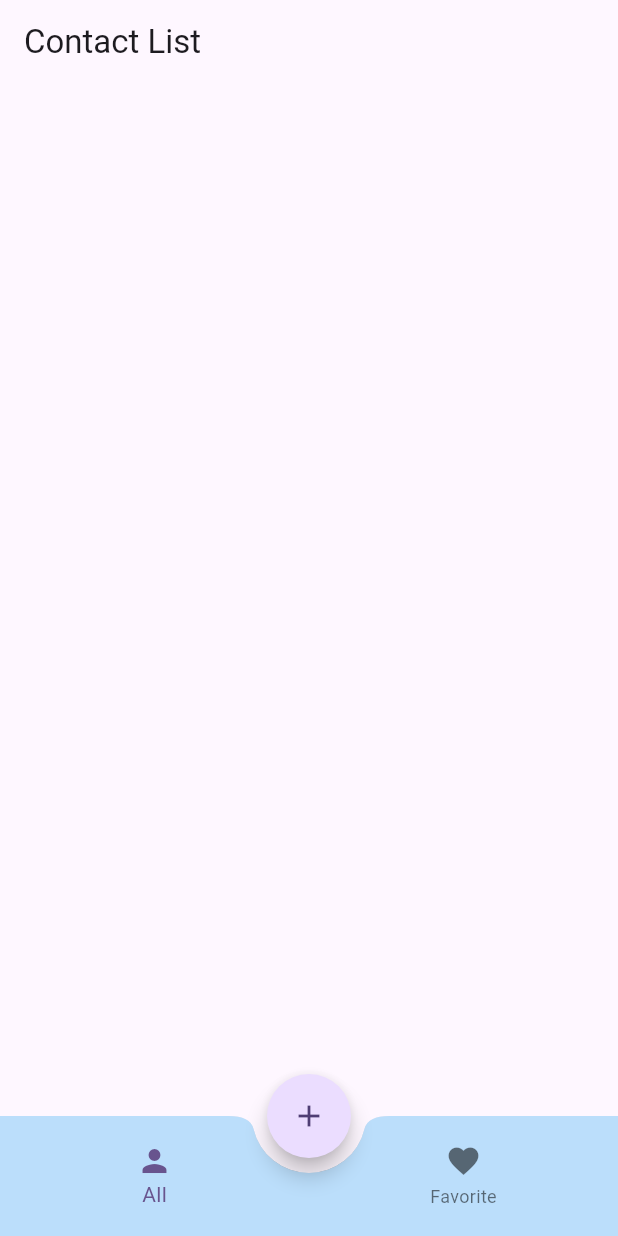
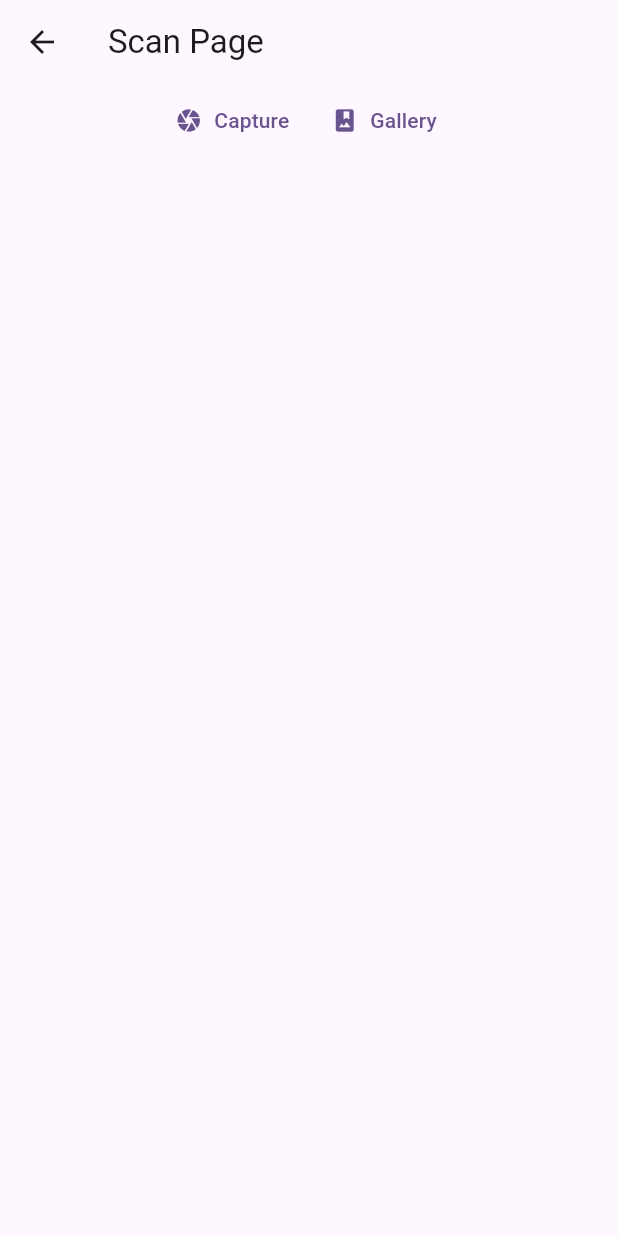
Before and after one commit to rijwan-uddin/Card-Holder, a Flutter app: the screen it shows after launch, after a tap on the "add" icon, on a phone screen of 412 x 824 dp. Run offline on Flutter 3.47's test engine with Material 3 defaults, Android fonts, the phone set to English and light mode, and no system bars; our stand-ins replace flutter_easyloading, go_router, image_picker; missing offline and left inert: dart:js.

Commit message:
capture & select image

```diff
--- a/lib/main.dart
+++ b/lib/main.dart
@@ -1,7 +1,9 @@
 import 'dart:js';
 
 import 'package:cardholder/pages/home_page.dart';
+import 'package:cardholder/pages/scan_page.dart';
 import 'package:flutter/material.dart';
+import 'package:flutter_easyloading/flutter_easyloading.dart';
 import 'package:go_router/go_router.dart';
 
 void main() {
@@ -19,6 +21,7 @@ class MyApp extends StatelessWidget {
       debugShowCheckedModeBanner: false,
       title: 'Flutter Demo',
       routerConfig:  _router,
+      builder: EasyLoading.init(),
       theme: ThemeData(
         colorScheme: ColorScheme.fromSeed(seedColor: Colors.deepPurple),
         useMaterial3: true,
@@ -34,6 +37,13 @@ class MyApp extends StatelessWidget {
         name:homepage.routeName,
         path: homepage.routeName,
         builder: (context, state) =>const homepage(),
+        routes: [
+          GoRoute(
+            name: ScanPage.routeName,
+            path: ScanPage.routeName,
+            builder: (context,state) => ScanPage()
+          ),
+        ]
 
      )
     ]
@@ -41,3 +51,6 @@ class MyApp extends StatelessWidget {
 
 }
 //103.  5.04
+
+
+//104 f
--- a/lib/pages/home_page.dart
+++ b/lib/pages/home_page.dart
@@ -1,4 +1,6 @@
+import 'package:cardholder/pages/scan_page.dart';
 import 'package:flutter/material.dart';
+import 'package:go_router/go_router.dart';
 
 class homepage extends StatefulWidget {
   static const String routeName= '/';
@@ -18,7 +20,10 @@ class _homepageState extends State<homepage> {
       ),
       floatingActionButtonLocation: FloatingActionButtonLocation.centerDocked,
       floatingActionButton: FloatingActionButton(
-        onPressed: (){},
+        onPressed: (){
+          context.goNamed(ScanPage.routeName);
+
+        },
         shape: const CircleBorder(),
         child: const Icon(Icons.add),
 
--- /dev/null
+++ b/lib/pages/scan_page.dart
@@ -0,0 +1,52 @@
+import 'package:flutter/material.dart';
+import 'package:image_picker/image_picker.dart';
+
+class ScanPage extends StatefulWidget {
+  static const String routeName='scan';
+  const ScanPage({super.key});
+
+  @override
+  State<ScanPage> createState() => _ScanPageState();
+}
+
+class _ScanPageState extends State<ScanPage> {
+  @override
+  Widget build(BuildContext context) {
+    return Scaffold(
+      appBar: AppBar(
+        title: Text('Scan Page'),
+      ),
+      body: ListView(
+        children: [
+          Row(
+            mainAxisAlignment: MainAxisAlignment.center,
+            children: [
+              TextButton.icon(
+                onPressed: () {
+                  getImage(ImageSource.camera);
+                },
+                icon: Icon(Icons.camera),
+                label: Text('Capture'),
+              ),
+              TextButton.icon(
+                onPressed: () {
+                  getImage(ImageSource.gallery);
+                },
+                icon: Icon(Icons.photo_album),
+                label: Text('Gallery'),
+              )
+            ],
+          )
+        ],
+      ),
+    );
+  }
+
+  void getImage(ImageSource camera) async {
+
+   final xFile= await ImagePicker().pickImage(source: camera, );
+    if(xFile !=null) {
+      print(xFile.path);
+    }
+  }
+}
```
